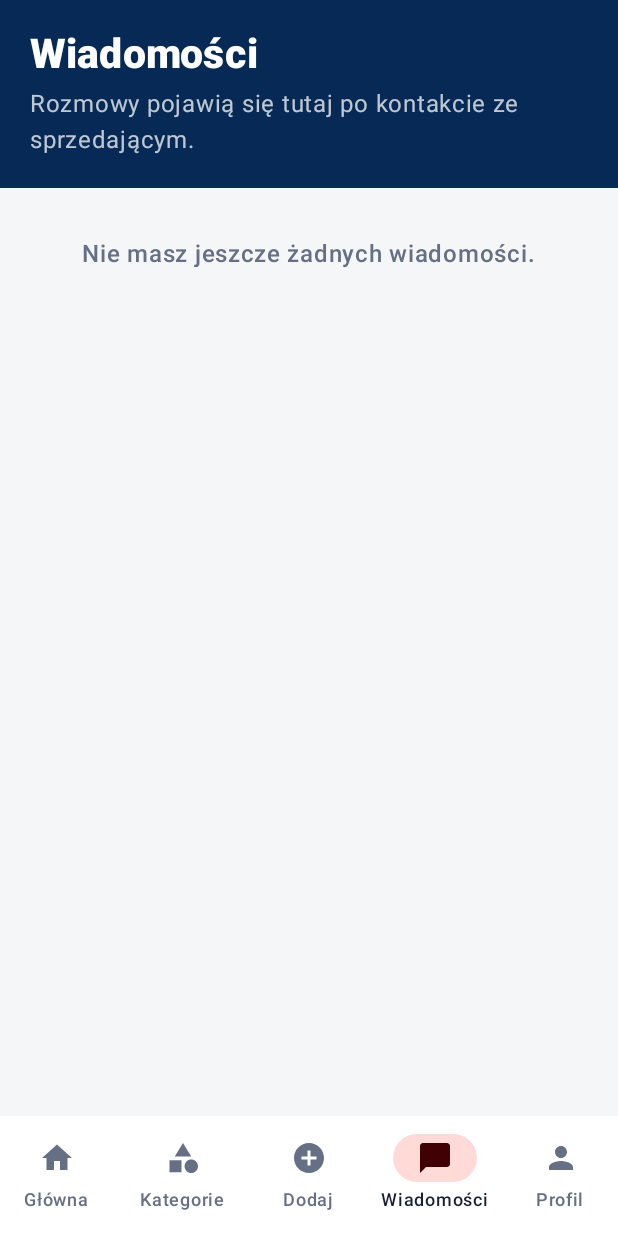
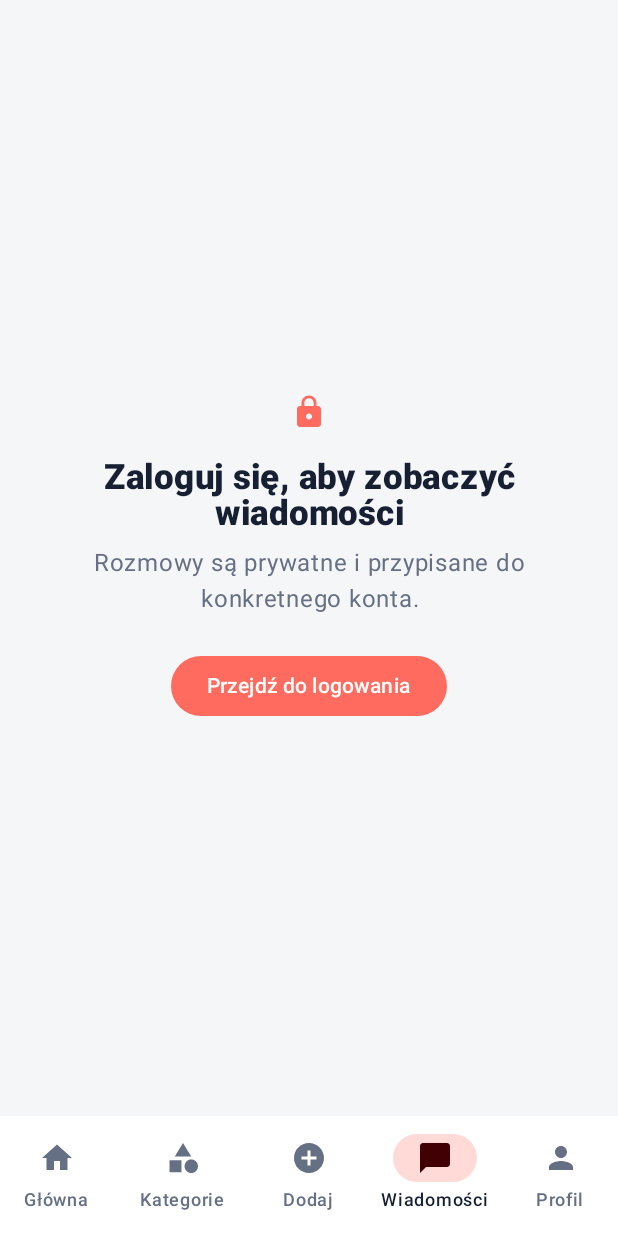
Before and after one commit to totalnybet-create/Legnicki-Rynek-, an Android app built with Jetpack Compose: the screen it shows after launch (MainActivity), item 4 of the bottom bar chosen, on a phone screen of 412 x 824 dp. Run offline under Robolectric (Android 15) with nearby library versions, the light colour scheme and no system bars; our stand-ins replace Room's generated code; pictures from the network do not load; 1 statement that could not run was skipped.

Commit message:
Zabezpiecz trasy wymagające aktywnego konta

```diff
--- a/android-app/app/src/main/java/pl/legnickirynek/app/ui/LegnickiRynekApp.kt
+++ b/android-app/app/src/main/java/pl/legnickirynek/app/ui/LegnickiRynekApp.kt
@@ -38,6 +38,7 @@ import pl.legnickirynek.app.ui.screens.EditListingScreen
 import pl.legnickirynek.app.ui.screens.HomeScreen
 import pl.legnickirynek.app.ui.screens.ListingDetailScreen
 import pl.legnickirynek.app.ui.screens.ListingsCollectionScreen
+import pl.legnickirynek.app.ui.screens.LoginRequiredScreen
 import pl.legnickirynek.app.ui.screens.MessagesScreen
 import pl.legnickirynek.app.ui.screens.ProfileScreen
 
@@ -101,6 +102,10 @@ fun LegnickiRynekApp(appViewModel: AppViewModel = viewModel()) {
                 inclusive = true
             }
         }
+    }
+
+    fun openLogin() {
+        navigateTopLevel("profile")
     }
 
     Scaffold(
@@ -171,18 +176,34 @@ fun LegnickiRynekApp(appViewModel: AppViewModel = viewModel()) {
                 )
             }
             composable("add") {
+                if (uiState.profile.loggedIn) {
                     AddListingScreen(
                         onListingCreated = { listing ->
                             appViewModel.addListing(listing)
                             openCreatedListing(listing.id)
                         }
                     )
+                } else {
+                    LoginRequiredScreen(
+                        title = "Zaloguj się, aby dodać ogłoszenie",
+                        message = "Publikowanie ogłoszeń jest dostępne po zalogowaniu.",
+                        onLogin = ::openLogin
+                    )
+                }
             }
             composable("messages") {
+                if (uiState.profile.loggedIn) {
                     MessagesScreen(
                         conversations = uiState.conversations,
                         onOpenConversation = ::openConversation
                     )
+                } else {
+                    LoginRequiredScreen(
+                        title = "Zaloguj się, aby zobaczyć wiadomości",
+                        message = "Rozmowy są prywatne i przypisane do konkretnego konta.",
+                        onLogin = ::openLogin
+                    )
+                }
             }
             composable("profile") {
                 ProfileScreen(
@@ -237,7 +258,7 @@ fun LegnickiRynekApp(appViewModel: AppViewModel = viewModel()) {
                         if (uiState.profile.loggedIn) {
                             navigateTopLevel("add")
                         } else {
-                            navigateTopLevel("profile")
+                            openLogin()
                         }
                     },
                     emptyActionLabel = if (uiState.profile.loggedIn) {
@@ -269,8 +290,7 @@ fun LegnickiRynekApp(appViewModel: AppViewModel = viewModel()) {
                     },
                     onMessageSeller = {
                         listing?.let { currentListing ->
-                            val conversationId = appViewModel.ensureConversation(currentListing)
-                            openConversation(conversationId)
+                            appViewModel.ensureConversation(currentListing)?.let(::openConversation)
                         }
                     }
                 )
@@ -304,6 +324,13 @@ fun LegnickiRynekApp(appViewModel: AppViewModel = viewModel()) {
                 }
             }
             composable("conversation/{conversationId}") { entry ->
+                if (!uiState.profile.loggedIn) {
+                    LoginRequiredScreen(
+                        title = "Zaloguj się, aby otworzyć rozmowę",
+                        message = "Treść rozmowy jest dostępna wyłącznie dla właściciela konta.",
+                        onLogin = ::openLogin
+                    )
+                } else {
                     val conversationId = entry.arguments?.getString("conversationId").orEmpty()
                     val conversationFlow = remember(conversationId) {
                         appViewModel.observeConversation(conversationId)
@@ -339,3 +366,4 @@ fun LegnickiRynekApp(appViewModel: AppViewModel = viewModel()) {
             }
         }
     }
+}
```
Lines whose indentation alone changed are shown as unchanged.
